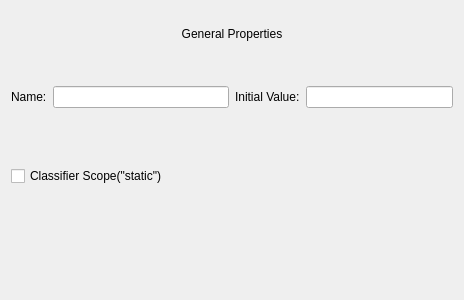
KDE/umbrello, file umbrello/dialogs/umlattributedialog.ui: the form before one commit.
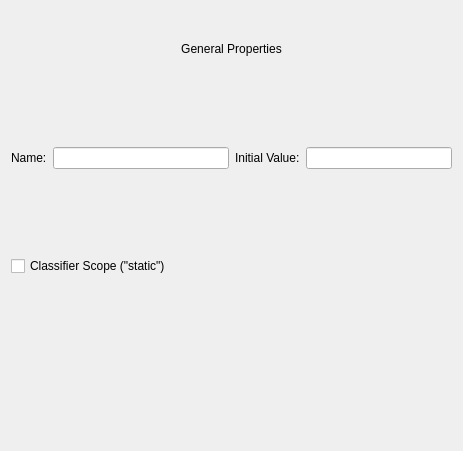
The form after the commit. Custom widgets are drawn as their Qt base class.

Commit message: Fix layout issues

```diff
--- a/umbrello/dialogs/umlattributedialog.ui
+++ b/umbrello/dialogs/umlattributedialog.ui
@@ -6,8 +6,8 @@
    <rect>
     <x>0</x>
     <y>0</y>
-    <width>464</width>
-    <height>300</height>
+    <width>463</width>
+    <height>451</height>
    </rect>
   </property>
   <property name="windowTitle">
@@ -72,6 +72,9 @@
    </item>
    <item>
     <layout class="QHBoxLayout" name="horizontalLayout_5">
+     <property name="spacing">
+      <number>0</number>
+     </property>
      <item>
       <widget class="VisibilityEnumWidget" name="visibilityWidget" native="true"/>
      </item>
@@ -83,7 +86,7 @@
    <item>
     <widget class="QCheckBox" name="classifierScopeCB">
      <property name="text">
-      <string>Classifier Scope(&quot;static&quot;)</string>
+      <string>Classifier Scope (&quot;static&quot;)</string>
      </property>
     </widget>
    </item>
```
The commit also changes 3 other files.
